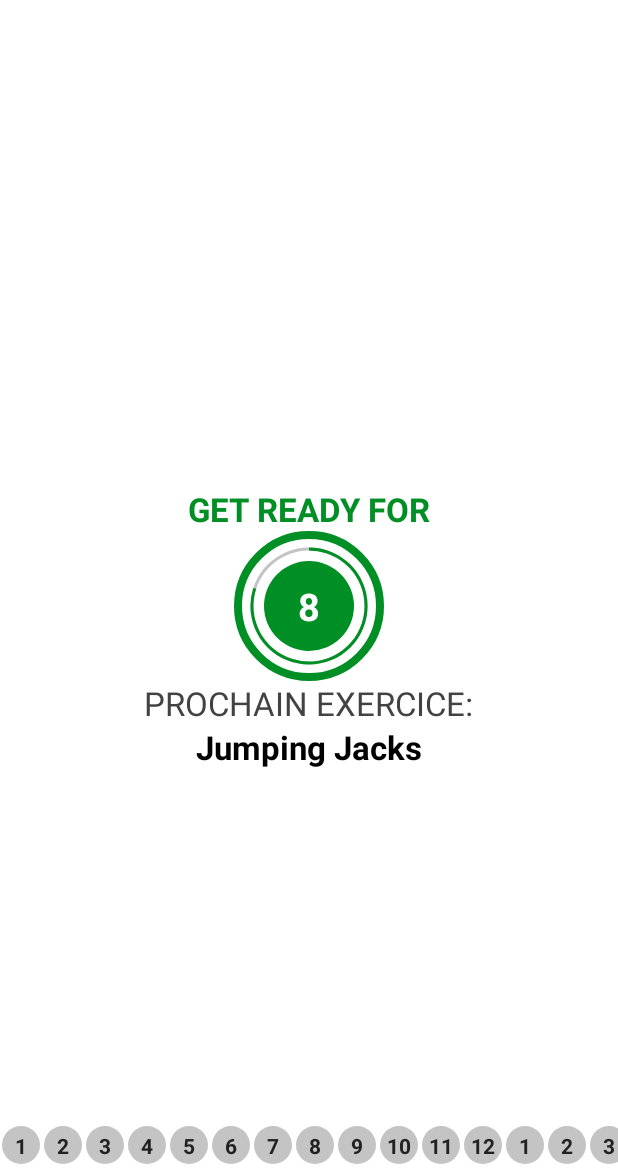
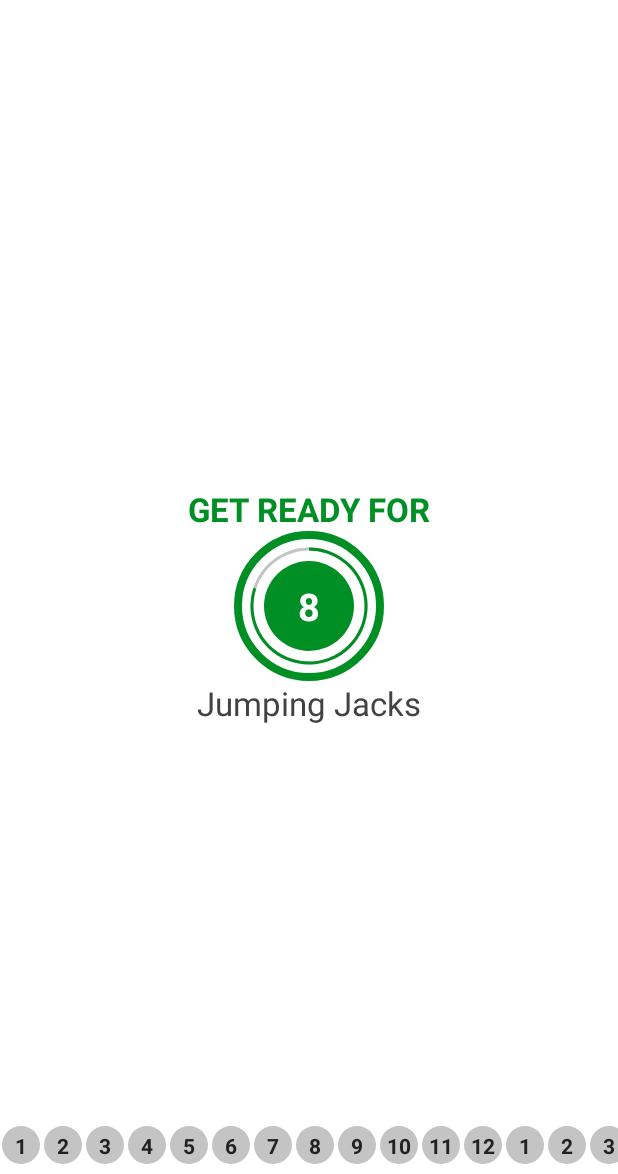
Before and after one commit to cyberplanete/7MinutesMusculations_Kotlin, an Android app: the ExerciseActivity screen opened directly, with no data from a screen before it, on a phone screen of 412 x 824 dp, the part 62-1236 px from its top. Run offline under Robolectric (Android 15) with nearby library versions, the phone set to English and light mode, and no system bars.

Commit message:
Affichage du numero de l'exercice dans la vue de l'exercice -- Correction lecture vocale de l'exercice qui débutait au second exercice

```diff
--- a/app/src/main/java/net/cyberplanete/a7minutesWorkout_kotlin/ExerciseActivity.kt
+++ b/app/src/main/java/net/cyberplanete/a7minutesWorkout_kotlin/ExerciseActivity.kt
@@ -14,13 +14,12 @@ import net.cyberplanete.a7minutesWorkout_kotlin.databinding.ActivityExerciseBind
 import net.cyberplanete.a7minutesWorkout_kotlin.useful.Constants
 import net.cyberplanete.a7minutesWorkout_kotlin.useful.ExerciceModel
 import net.cyberplanete.a7minutesWorkout_kotlin.useful.ExerciceStatusAdaptateur
-import java.lang.NullPointerException
 import java.util.*
 import kotlin.collections.ArrayList
 
-class ExerciseActivity : AppCompatActivity() ,  TextToSpeech.OnInitListener  {
+class ExerciseActivity : AppCompatActivity(), TextToSpeech.OnInitListener {
 
-    private var bindingExcerciseActivity : ActivityExerciseBinding? =  null
+    private var bindingExcerciseActivity: ActivityExerciseBinding? = null
     private var compteARebour: CountDownTimer? = null
     private var restProgress = 0
 
@@ -31,9 +30,11 @@ class ExerciseActivity : AppCompatActivity() ,  TextToSpeech.OnInitListener  {
     private var currentExercicePosition = -1
 
     private var tts: TextToSpeech? = null // Variable for TextToSpeech
-    private var mediaPlayer:MediaPlayer? = null
+    private var mediaPlayer: MediaPlayer? = null
 
-    private var exerciceStatusAdaptateur : ExerciceStatusAdaptateur? = null
+    private var exerciceStatusAdaptateur: ExerciceStatusAdaptateur? = null
+
+    private var exerciseTimerDuration: Long = 30
 
     override fun onCreate(savedInstanceState: Bundle?) {
 
@@ -47,8 +48,7 @@ class ExerciseActivity : AppCompatActivity() ,  TextToSpeech.OnInitListener  {
 
         setSupportActionBar(bindingExcerciseActivity?.toolbarExcercise)
 
-        if (supportActionBar != null)
-        {/* Afficher la fleche pour permettre le retour*/
+        if (supportActionBar != null) {/* Afficher la fleche pour permettre le retour*/
             supportActionBar?.setDisplayHomeAsUpEnabled(true)
         }
         /* Initialisation de l'exercice par defaut  */
@@ -61,20 +61,21 @@ class ExerciseActivity : AppCompatActivity() ,  TextToSpeech.OnInitListener  {
         /*
         Verification que le timer n'est pas déja en fonctionnement
          */
-        setupMainView()
+        setupRestView()
 
         setupExerciceStatusRecyclerView()
 
     }
+
     /**
      * Function is used to set up the recycler view to UI.
      * Binding adapter class to recycler view and setting the recycler view layout manager and passing a list to the adapter
      */
-    private fun setupExerciceStatusRecyclerView ()
-    {
+    private fun setupExerciceStatusRecyclerView() {
         /* Defining a layout manager for the recycle view */
         /* Here we have used a LinearLayout Manager with horizontal scroll. */
-        bindingExcerciseActivity?.rvExerciceStatus?.layoutManager = LinearLayoutManager(this,LinearLayoutManager.HORIZONTAL,false)
+        bindingExcerciseActivity?.rvExerciceStatus?.layoutManager =
+            LinearLayoutManager(this, LinearLayoutManager.HORIZONTAL, false)
         /* As the adapter expects the exercises list and context so initialize it passing it. */
         exerciceStatusAdaptateur = ExerciceStatusAdaptateur(exerciceList!!)
         /* Adapter class is attached to recycler view */
@@ -101,57 +102,68 @@ class ExerciseActivity : AppCompatActivity() ,  TextToSpeech.OnInitListener  {
             Log.e("TTS", "Initialization Failed!")
         }
     }
+
     private fun speakOut(text: String) {
         tts?.speak(text, TextToSpeech.QUEUE_FLUSH, null, "")
     }
 
+    //Setting up the Get Ready View with 10 seconds of timer
+    //START
     /**
-     * Cette fonction permet de s'assurer que le timer n'est pas deja en marche ex: Après un click sur retour puis à nouveau start
-     * Si oui, il est reintialisé
+     * Function is used to set the timer for REST.
      */
-    private fun setupMainView() {
+    private fun setupRestView() {
+
+        /* LECTURE D'UNE MUSIQUE LORS DU DEPART DE CHAQUE EXERCICE*/
+        try {
+            val soundURI =
+                Uri.parse("android.resource://net.cyberplanete.a7minutesWorkout_kotlin/" + R.raw.press_start)
+            mediaPlayer = MediaPlayer.create(applicationContext, soundURI)
+            /* is looping = false afin de ne pas permettre une boucle infinie du fichier audio*/
+            mediaPlayer?.isLooping = false
+            /* Lecture du fichier son*/
+            mediaPlayer?.start()
+        } catch (e: Exception) {
+            e.printStackTrace()
+        }
+
+
         /* Le Timer précedent est invisible si view.gone la contrainte du text view est perdue app:layout_constraintBottom_toTopOf="@id/flProgressBarTimerForStart" et est mal positionnée */
         bindingExcerciseActivity?.flMainViewTimer?.visibility = View.VISIBLE
         /* Le titre au dessus du timer est configuré invisible*/
         bindingExcerciseActivity?.tvTitle?.visibility = View.VISIBLE
+        /* Affichage du prochain exercice */
+        bindingExcerciseActivity?.tvTitleNextExerciceName?.visibility = View.VISIBLE
         /* Le timer pour l'excercice est affiché */
         bindingExcerciseActivity?.flExcerciceView?.visibility = View.INVISIBLE
         /*Affichage du nom de l'exercice -  setVisible */
         bindingExcerciseActivity?.tvExerciceName?.visibility = View.INVISIBLE
         /*Affichage de l'image de l'exercice*/
         bindingExcerciseActivity?.ivImage?.visibility = View.INVISIBLE
-        if (compteARebour != null)
-        {
+        if (compteARebour != null) {
             compteARebour?.cancel()
             restProgress = 0
         }
-        setupTimerMainView()
+        // Setting the upcoming exercise name in the UI element
+        // START
+        // Here we have set the upcoming exercise name to the text view
+        // Here as the current position is -1 by default so to selected from the list it should be 0 so we have increased it by +1.
+        bindingExcerciseActivity?.tvTitleNextExerciceName?.text =
+            exerciceList!![currentExercicePosition + 1].getName()
+        // This function is used to set the progress details.
+        setupTimerRestView()
     }
+    //END
 
+    private fun setupTimerRestView() {
 
-    private fun setupTimerMainView()
-    {
-        bindingExcerciseActivity?.progressBar?.progress = restProgress
-
-        if(currentExercicePosition + 1 <= exerciceList!!.size )
-        {
-            var nextExerviceName =exerciceList!![currentExercicePosition+1].getName()
-            bindingExcerciseActivity?.tvNextExerciceName?.text = nextExerviceName
-            /*Le titre du prochain exercice est rendu visible */
-            bindingExcerciseActivity?.tvNextExerciceName?.visibility = View.VISIBLE
-            bindingExcerciseActivity?.tvTitleNextExerciceName?.visibility = View.VISIBLE
-            speakOut(nextExerviceName)
-        }else
-        {
-            bindingExcerciseActivity?.tvNextExerciceName?.text = "Exercices terminées"
-            bindingExcerciseActivity?.tvTitleNextExerciceName?.visibility = View.VISIBLE
-        }
+        bindingExcerciseActivity?.progressBar?.progress =
+            restProgress // Sets the current progress to the specified value.
 
         /**
          * Création de mon objet restTimer = object : CountDownTimer
          */
-        compteARebour = object : CountDownTimer(10000,1000)
-        {
+        compteARebour = object : CountDownTimer(10000, 1000) {
             /* TIMER */
             override fun onTick(p0: Long) {
                 /*
@@ -161,42 +173,42 @@ class ExerciseActivity : AppCompatActivity() ,  TextToSpeech.OnInitListener  {
                 // Décompte pour la progressBar
                 bindingExcerciseActivity?.progressBar?.progress = 10 - restProgress
                 //Decompte textuelle 10 . 9 . 8. 7 .6 ...
-                bindingExcerciseActivity?.tvTimerSecondNextExercice?.text = (10 - restProgress).toString()
+                bindingExcerciseActivity?.tvTimerSecondNextExercice?.text =
+                    (10 - restProgress).toString()
 
             }
 
             override fun onFinish() {
-                Toast.makeText(this@ExerciseActivity,"Here we will start the excercice.", Toast.LENGTH_SHORT).show()
+                Toast.makeText(
+                    this@ExerciseActivity,
+                    "Here we will start the excercice.",
+                    Toast.LENGTH_SHORT
+                ).show()
                 /* currentExercicePosition etant initialisé à -1. il passe à 0 */
                 currentExercicePosition++
                 /*Le titre du prochain exercice est rendu invisible */
                 bindingExcerciseActivity?.tvNextExerciceName?.visibility = View.INVISIBLE
                 bindingExcerciseActivity?.tvTitleNextExerciceName?.visibility = View.INVISIBLE
+
+                /* Represente une partie de la logique permettant d'afficher le petit cercle d'une couleur differente de l'exercice en cours dans la vue de l'exercice setExerciceView() */
+                exerciceList!![currentExercicePosition].setIsSelected(true)
+                exerciceStatusAdaptateur!!.notifyDataSetChanged() // Notification permettant de relancer les methodes de l'adaptateur -- Si  cette ligne est absente!! La couleur de l'exercice en cours ne fonctionne pas  !!
+
                 /* Quand le timer de démmarage est terminé, je lance le timer pour l'excercice */
-                setupViewExercice()
+                setExerciceView()
             }
 
 
         }.start()
     }
-    /**
-     * Affichage des éléments pour la page exercice
-     */
-    private fun setupViewExercice() {
-        /* LECTURE D'UN SON LORS DU DEPART DE CHAQUE EXERCICE*/
-        try {
-            val soundURI = Uri.parse("android.resource://net.cyberplanete.a7minutesWorkout_kotlin/" + R.raw.press_start)
-            mediaPlayer = MediaPlayer.create(applicationContext, soundURI)
-            /* is looping = false afin de ne pas permettre une boucle infinie du fichier audio*/
-            mediaPlayer?.isLooping = false
-            /* Lecture du fichier son*/
-            mediaPlayer?.start()
-        }catch (e: Exception)
-        {
-            e.printStackTrace()
-        }
 
 
+    // Setting up the Exercise View with a 30 seconds timer
+    // START
+    /**
+     * Function is used to set the progress of the timer using the progress for Exercise View.
+     */
+    private fun setExerciceView() {
 
         /* Le Timer précedent est invisible si view.gone la contrainte du text view est perdue app:layout_constraintBottom_toTopOf="@id/flProgressBarTimerForStart" et est mal positionnée */
         bindingExcerciseActivity?.flMainViewTimer?.visibility = View.INVISIBLE
@@ -209,51 +221,70 @@ class ExerciseActivity : AppCompatActivity() ,  TextToSpeech.OnInitListener  {
         /*Affichage de l'image de l'exercice*/
         bindingExcerciseActivity?.ivImage?.visibility = View.VISIBLE
         /* Cette fonction permet de s'assurer que le timer n'est pas deja en marche */
-        if (compteARebourExcercice != null)
-        {
+
+
+        /**
+         * Here firstly we will check if the timer is running and it is not null then cancel the running timer and start the new one.
+         * And set the progress to the initial value which is 0.
+         */
+        if (compteARebourExcercice != null) {
             compteARebourExcercice?.cancel()
             timerProgressBarExcercice = 0
         }
+        var nextExerviceName = exerciceList!![currentExercicePosition].getName()
+        speakOut(nextExerviceName)
         /*setup de l'image à la current exercice position laquelle est incrementée onFinish */
         bindingExcerciseActivity?.ivImage?.setImageResource(exerciceList!![currentExercicePosition].getImage())
         /**/
-        bindingExcerciseActivity?.tvExerciceName?.text = exerciceList!![currentExercicePosition].getName()
-        setupTimerViewExcercice()
+        bindingExcerciseActivity?.tvExerciceName?.text =
+            exerciceList!![currentExercicePosition].getName()
+        setTimerExcerciceView()
     }
+    // END
 
+
+    // After REST View Setting up the 30 seconds timer for the Exercise view and updating it continuously
+    // START
     /**
-     * Methode gérant la durée de l'excercice
+     * Function is used to set the progress of the timer using the progress for Exercise View for 30 Seconds
      */
-    private fun setupTimerViewExcercice()
-    {
+    private fun setTimerExcerciceView() {
         bindingExcerciseActivity?.progressBar?.progress = restProgress
         /**
          * Création de mon objet restTimer = object : CountDownTimer
          */
-        compteARebourExcercice = object : CountDownTimer(30000,1000)
-        {
+        compteARebourExcercice = object : CountDownTimer(30000, 1000) {
             override fun onTick(p0: Long) {
                 /*
                 restProgress est utilisé pour le décompte
                  */
                 timerProgressBarExcercice++
                 // Décompte pour la progressBar
-                bindingExcerciseActivity?.progressBarExcerciceTimer?.progress = 30 - timerProgressBarExcercice
+                bindingExcerciseActivity?.progressBarExcerciceTimer?.progress =
+                    exerciseTimerDuration.toInt() - timerProgressBarExcercice
                 //Decompte textuelle 10 . 9 . 8. 7 .6 ...
-                bindingExcerciseActivity?.tvTimerSecondExcercice?.text = (30 - timerProgressBarExcercice).toString()
+                bindingExcerciseActivity?.tvTimerSecondExcercice?.text =
+                    (exerciseTimerDuration.toInt() - timerProgressBarExcercice).toString()
             }
 
             override fun onFinish() {
-                /* Si la fin de la liste des exercices n'est pas atteinte alors retour vers la page start */
-                if (currentExercicePosition < exerciceList?.size!! - 1)
-                {
-                setupMainView()
-                }else /* sinon un message de fécilitation*/
-                    {
-                        Toast.makeText(this@ExerciseActivity,"Bravo, vous avez terminé tous les exercices", Toast.LENGTH_SHORT).show()
-                    }
 
+                /* Represente une partie de la logique permettant d'afficher le petit cercle d'une couleur differente de l'exercice en cours dans la vue de l'exercice  */
+                exerciceList!![currentExercicePosition].setIsSelected(false)
+                exerciceList!![currentExercicePosition].setIsCompleted(true) // Modification de la couleur du cercle pour afficher la progression quand un exercice est terminée
+                exerciceStatusAdaptateur!!.notifyDataSetChanged() // Notification permettant de relancer les methodes de l'adaptateur -- Si  cette ligne est absente!! La couleur de l'exercice en cours ne fonctionne pas  !!
 
+                // Updating the view after completing the 30 seconds exercise
+                // START
+                if (currentExercicePosition < exerciceList?.size!! - 1) {
+                    setupRestView()
+                } else /* sinon un message de fécilitation*/ {
+                    Toast.makeText(
+                        this@ExerciseActivity,
+                        "Bravo, vous avez terminé tous les exercices",
+                        Toast.LENGTH_SHORT
+                    ).show()
+                }
 
             }
 
@@ -268,26 +299,22 @@ class ExerciseActivity : AppCompatActivity() ,  TextToSpeech.OnInitListener  {
      */
     override fun onDestroy() {
         super.onDestroy()
-        if(compteARebour != null)
-        {
+        if (compteARebour != null) {
             compteARebour?.cancel()
             restProgress = 0
         }
 
-        if(compteARebourExcercice != null)
-        {
+        if (compteARebourExcercice != null) {
             compteARebourExcercice?.cancel()
             timerProgressBarExcercice = 0
         }
 
-        if(tts != null)
-        {
+        if (tts != null) {
             tts!!.stop()
             tts!!.shutdown()
         }
 
-        if (mediaPlayer != null )
-        {
+        if (mediaPlayer != null) {
             mediaPlayer!!.stop()
 
         }
@@ -295,5 +322,4 @@ class ExerciseActivity : AppCompatActivity() ,  TextToSpeech.OnInitListener  {
     }
 
 
-
 }
--- a/app/src/main/java/net/cyberplanete/a7minutesWorkout_kotlin/useful/ExerciceStatusAdaptateur.kt
+++ b/app/src/main/java/net/cyberplanete/a7minutesWorkout_kotlin/useful/ExerciceStatusAdaptateur.kt
@@ -1,8 +1,11 @@
 package net.cyberplanete.a7minutesWorkout_kotlin.useful
 
+import android.graphics.Color
 import android.view.LayoutInflater
 import android.view.ViewGroup
+import androidx.core.content.ContextCompat
 import androidx.recyclerview.widget.RecyclerView
+import net.cyberplanete.a7minutesWorkout_kotlin.R
 import net.cyberplanete.a7minutesWorkout_kotlin.databinding.ItemExerciceStatusBinding
 
 class ExerciceStatusAdaptateur(val items: ArrayList<ExerciceModel>) :
@@ -13,18 +16,70 @@ class ExerciceStatusAdaptateur(val items: ArrayList<ExerciceModel>) :
         /* tvItem de item_exercice_status */
         val tvItem = binding.tvItem
 
+
     }
 
+    /**
+     * Inflates the item view which is designed in xml layout file
+     *
+     * create a new
+     * {@link ViewHolder} and initializes some private fields to be used by RecyclerView.
+     */
     override fun onCreateViewHolder(viewGroup: ViewGroup, viewType: Int): ViewHolder {
-        return ViewHolder(ItemExerciceStatusBinding.inflate(LayoutInflater.from(viewGroup.context),viewGroup,false))
+        return ViewHolder(
+            ItemExerciceStatusBinding.inflate(
+                LayoutInflater.from(viewGroup.context),
+                viewGroup,
+                false
+            )
+        )
     }
-/* Pour chaque item */
+
+    /**
+     * Binds each item in the ArrayList to a view
+     *
+     * Called when RecyclerView needs a new {@link ViewHolder} of the given type to represent
+     * an item.
+     *
+     * This new ViewHolder should be constructed with a new View that can represent the items
+     * of the given type. You can either create a new View manually or inflate it from an XML
+     * layout file.
+     */
     override fun onBindViewHolder(viewHolder: ViewHolder, position: Int) {
         val model: ExerciceModel = items[position]
-    /* Id de l'excercice assigned to holder item_exercice_status.xml */
+        /* Id de l'excercice assigned to holder item_exercice_status.xml */
         viewHolder.tvItem.text = model.getId().toString()
+
+        when {
+            model.getIsSelected() -> {
+                /* Le petit cercle de progression de l'exercice en cours est affiché avec des parametres d'affichage differents */
+                /* Le numero de l'exercice en cour est affiché en blanc et bordure verte */
+                viewHolder.tvItem.background = ContextCompat.getDrawable(viewHolder.itemView.context,
+                    R.drawable.item_circular_color_thin_color_accent_border)
+                viewHolder.tvItem.setTextColor(Color.parseColor("#212121"))
+            }
+            model.getIsCompleted() -> {
+                /* Le petit cercle de progression de l'exercice en cours est affiché avec des parametres d'affichage differents */
+                /* Le numero de l'exercice terminée est affiché en vert */
+                viewHolder.tvItem.background = ContextCompat.getDrawable(viewHolder.itemView.context,
+                    R.drawable.item_circular_color_accent_background)
+                viewHolder.tvItem.setTextColor(Color.parseColor("#FFFFFF"))
+            }
+            else  ->   {
+                /* Le petit cercle de progression de l'exercice en cours est affiché avec des parametres d'affichage differents */
+                viewHolder.tvItem.background = ContextCompat.getDrawable(viewHolder.itemView.context,
+                    R.drawable.item_circular_color_gray_background)
+                viewHolder.tvItem.setTextColor(Color.parseColor("#212121"))
+            }
+        }
+
+
+
     }
 
+    /**
+     * Gets the number of items in the list
+     */
     override fun getItemCount(): Int {
         return items.size
     }
--- /dev/null
+++ b/app/src/main/res/drawable/item_circular_color_accent_background.xml
@@ -0,0 +1,5 @@
+<?xml version="1.0" encoding="utf-8"?>
+<shape xmlns:android="http://schemas.android.com/apk/res/android" android:shape="oval">
+    <solid android:color="@color/colorAccent" ></solid>
+
+</shape>
--- /dev/null
+++ b/app/src/main/res/drawable/item_circular_color_thin_color_accent_border.xml
@@ -0,0 +1,5 @@
+<?xml version="1.0" encoding="utf-8"?>
+<shape xmlns:android="http://schemas.android.com/apk/res/android" android:shape="oval">
+    <solid android:color="@color/white"></solid>
+    <stroke android:width="1dp" android:color="@color/colorAccent"></stroke>
+</shape>
```
